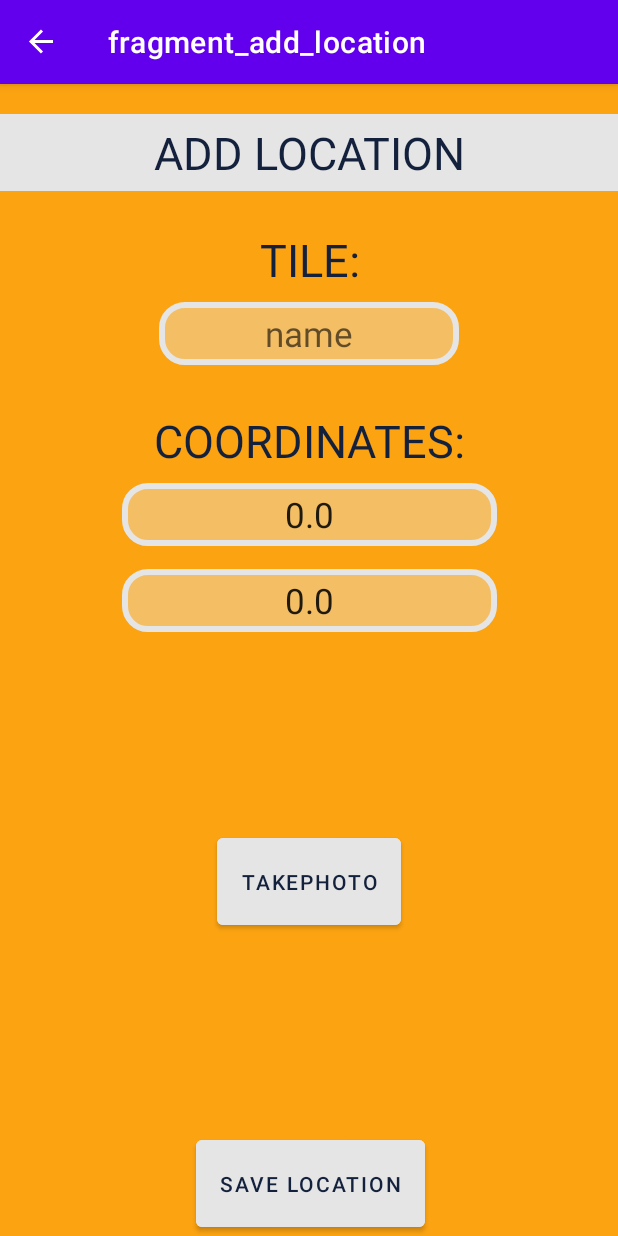
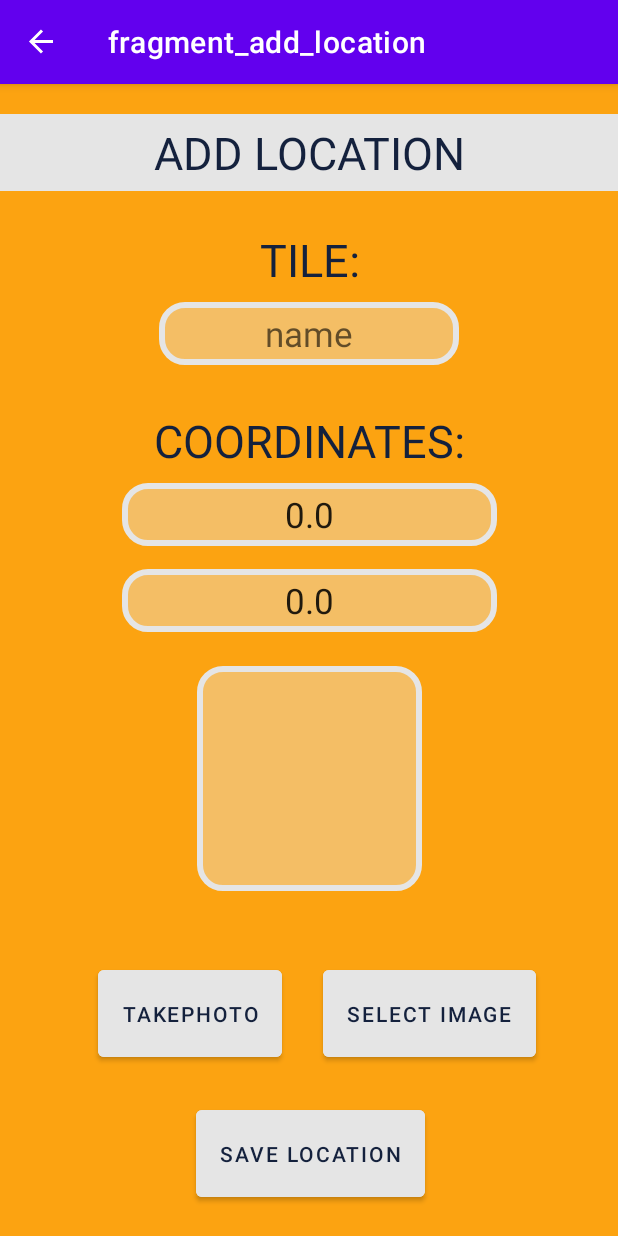
Before and after one commit to AlbertDarchiev/Project-MapsApp, an Android app: the AddLocationFragment screen opened through its navigation route, on a phone screen of 412 x 824 dp. Run offline under Robolectric (Android 15) with nearby library versions, the phone set to English and light mode, and no system bars; our stand-ins replace Firebase (no records; nobody signed in at launch, a user with empty details on screens opened directly), navigation-ui; libraries missing offline, so code that uses them is left out: org.checkerframework.checker; pictures from the network do not load.

Commit message:
saveImage

```diff
--- a/app/src/main/AndroidManifest.xml
+++ b/app/src/main/AndroidManifest.xml
@@ -3,6 +3,8 @@
     xmlns:tools="http://schemas.android.com/tools" >
     <uses-permission android:name="android.permission.ACCESS_COARSE_LOCATION"/>
     <uses-permission android:name="android.permission.ACCESS_FINE_LOCATION"/>
+    <uses-feature android:name="android.hardware.camera.any" />
+    <uses-permission android:name="android.permission.CAMERA" />
 
 
     <application
--- a/app/src/main/java/com/example/m08_mapsapp/view/AddLocationFragment.kt
+++ b/app/src/main/java/com/example/m08_mapsapp/view/AddLocationFragment.kt
@@ -1,13 +1,20 @@
 package com.example.m08_mapsapp.view
 
+import android.annotation.SuppressLint
+import android.app.Activity.RESULT_OK
 import android.content.ContentValues.TAG
+import android.content.Intent
+import android.media.MediaRouter.UserRouteInfo
+import android.net.Uri
 import android.os.Bundle
+import android.provider.ContactsContract.Data
 import android.util.Log
 import androidx.fragment.app.Fragment
 import android.view.LayoutInflater
 import android.view.View
 import android.view.ViewGroup
 import android.widget.Toast
+import androidx.activity.result.contract.ActivityResultContracts
 import androidx.lifecycle.ViewModel
 import androidx.lifecycle.ViewModelProvider
 import androidx.navigation.fragment.findNavController
@@ -18,29 +25,49 @@ import com.example.m08_mapsapp.view.LoginFragment.Companion.emailLogged
 import com.example.m08_mapsapp.viewmodel.MapViewModel
 import com.google.android.gms.maps.GoogleMap
 import com.google.firebase.firestore.FirebaseFirestore
+import com.google.firebase.storage.FirebaseStorage
 import kotlinx.coroutines.coroutineScope
+import org.checkerframework.checker.initialization.qual.Initialized
+import java.io.File
+import java.text.SimpleDateFormat
+import java.util.*
 
 class AddLocationFragment : Fragment() {
     private val db = FirebaseFirestore.getInstance()
     lateinit var binding: FragmentAddLocationBinding
     private lateinit var mapViewModel: MapViewModel
+    var currentUserDB = db.collection("users").document(emailLogged!!)
+    val img = Uri.fromFile(File("file:///storage/emulated/0/Android/media/com.example.m08_mapsapp/m08-MapsApp/2023-03-20-09-03-46-918.jpg"))
+    lateinit var imageUri: Uri
 
-    var currentUserDB = db.collection("users").document(emailLogged!!)
+    var resultLauncher = registerForActivityResult(ActivityResultContracts.StartActivityForResult()) {
+            result ->
+        if (result.resultCode == RESULT_OK) {
+            val data: Intent? = result.data
+            if (data != null) {
+                imageUri = data.data!!
+                binding.imageVIew.setImageURI(imageUri)
+//                binding.imageVIew.setImageURI(mapViewModel.imageFile)
 
-    override fun onCreateView(inflater: LayoutInflater, container: ViewGroup?, savedInstanceState: Bundle?): View? {
+            }
+        }
+        }
+
+
+        override fun onCreateView(inflater: LayoutInflater, container: ViewGroup?, savedInstanceState: Bundle?): View? {
         // Inflate the layout for this fragment
         binding = FragmentAddLocationBinding.inflate(layoutInflater)
-
         return binding.root
     }
 
+    @SuppressLint("SuspiciousIndentation")
     override fun onViewCreated(view: View, savedInstanceState: Bundle?) {
         super.onViewCreated(view, savedInstanceState)
 
-//        mapViewModel = ViewModelProvider(requireActivity()).get(MapViewModel::class.java)
 
         mapViewModel = ViewModelProvider(requireActivity()).get(MapViewModel::class.java)
-        Toast.makeText(activity, "${mapViewModel.locationMap.latitude}", Toast.LENGTH_SHORT).show()
+
+//            println("ASDASD: " + mapViewModel.imageFile.)
 
         binding.latEditText.setText(mapViewModel.locationMap.latitude.toString())
         binding.longEditText.setText(mapViewModel.locationMap.longitude.toString())
@@ -48,7 +75,6 @@ class AddLocationFragment : Fragment() {
 
         binding.button.setOnClickListener {
             mapViewModel.listOfLocations = mutableListOf()
-            Toast.makeText(activity, "${mapViewModel.locationMap.latitude}", Toast.LENGTH_SHORT).show()
 
                     db.collection("users").document(emailLogged).collection("locations").add(
                         hashMapOf
@@ -56,7 +82,38 @@ class AddLocationFragment : Fragment() {
                             "latitude" to binding.latEditText.text.toString(),
                             "longitude" to binding.longEditText.text.toString())
                     )
+            val formatter = SimpleDateFormat("yyyy_MM_dd_HH_mm_ss", Locale.getDefault())
+            val now = Date()
+            val fileName = formatter.format(now)
+            val storage = FirebaseStorage.getInstance().getReference("images/$fileName")
+//            imageUri = Uri.fromFile(mapViewModel.imageFile) //--------
+            storage.putFile(imageUri)
+                .addOnSuccessListener {
+                    binding.imageVIew.setImageURI(null)
+                    Toast.makeText(requireContext(), "Image uploaded!", Toast.LENGTH_SHORT).show()
+                }
+                .addOnFailureListener {
+                    Toast.makeText(requireContext(), "Image not uploaded!", Toast.LENGTH_SHORT).show()
+                }
+
+
             findNavController().navigate(R.id.action_addLocationFragment_to_fragment_map)
                 }
+        binding.takePhotoButton.setOnClickListener {
+            findNavController().navigate(R.id.action_addLocationFragment_to_photoFragment2)
         }
+
+        binding.selectImageButton.setOnClickListener {
+            selectImage()
+        }
+
+
+        }
+    private fun selectImage() {
+        val intent = Intent()
+        intent.type = "image/*"
+        intent.action = Intent.ACTION_GET_CONTENT
+        resultLauncher.launch(intent)
     }
+
+}
--- a/app/src/main/java/com/example/m08_mapsapp/viewmodel/MapViewModel.kt
+++ b/app/src/main/java/com/example/m08_mapsapp/viewmodel/MapViewModel.kt
@@ -1,8 +1,12 @@
 package com.example.m08_mapsapp.viewmodel
+import android.net.Uri
 import com.example.m08_mapsapp.model.Location
 import androidx.lifecycle.ViewModel
+import java.io.File
 
 class MapViewModel: ViewModel() {
     var locationMap = Location("", 0.0, 0.0)
     var listOfLocations = mutableListOf<Location>()
+    lateinit var imageFile : Uri
+
 }
--- a/app/src/main/res/layout/fragment_add_location.xml
+++ b/app/src/main/res/layout/fragment_add_location.xml
@@ -4,30 +4,29 @@
     xmlns:tools="http://schemas.android.com/tools"
     android:layout_width="match_parent"
     android:layout_height="match_parent"
-    tools:context=".view.AddLocationFragment"
     android:background="#FCA311"
-    >
+    tools:context=".view.AddLocationFragment">
 
     <TextView
-        android:textColor="@color/dark_blue"
         android:id="@+id/textView"
-        android:background="@color/gray"
-        android:padding="5dp"
         android:layout_width="match_parent"
         android:layout_height="wrap_content"
         android:layout_marginTop="20dp"
+        android:background="@color/gray"
         android:gravity="center"
+        android:padding="5dp"
         android:text="ADD LOCATION"
+        android:textColor="@color/dark_blue"
         android:textSize="30dp"
         app:layout_constraintEnd_toEndOf="parent"
         app:layout_constraintStart_toStartOf="parent"
         app:layout_constraintTop_toTopOf="parent" />
 
     <EditText
-        android:layout_marginTop="8dp"
         android:id="@+id/lat_editText"
         android:layout_width="wrap_content"
         android:layout_height="wrap_content"
+        android:layout_marginTop="8dp"
         android:width="250dp"
         android:background="@drawable/backround_text_input"
         android:gravity="center"
@@ -39,43 +38,43 @@
         app:layout_constraintTop_toBottomOf="@+id/textView3" />
 
     <EditText
-        android:width="250dp"
-        android:gravity="center"
-        android:padding="5dp"
-        android:background="@drawable/backround_text_input"
-
-        android:textSize="23dp"
-        android:layout_marginTop="15dp"
         android:id="@+id/long_editText"
-
         android:layout_width="wrap_content"
         android:layout_height="wrap_content"
+        android:layout_marginTop="15dp"
+
+        android:width="250dp"
+        android:background="@drawable/backround_text_input"
+        android:gravity="center"
+
         android:hint="longitude"
+        android:padding="5dp"
+        android:textSize="23dp"
         app:layout_constraintEnd_toEndOf="parent"
         app:layout_constraintStart_toStartOf="parent"
         app:layout_constraintTop_toBottomOf="@+id/lat_editText" />
 
     <EditText
-        android:width="200dp"
-        android:gravity="center"
-        android:padding="5dp"
-        android:background="@drawable/backround_text_input"
-        android:textSize="23dp"
-
         android:id="@+id/title_editText"
         android:layout_width="wrap_content"
         android:layout_height="wrap_content"
         android:layout_marginTop="8dp"
+        android:width="200dp"
+
+        android:background="@drawable/backround_text_input"
+        android:gravity="center"
         android:hint="name"
+        android:padding="5dp"
+        android:textSize="23dp"
         app:layout_constraintEnd_toEndOf="parent"
         app:layout_constraintStart_toStartOf="parent"
         app:layout_constraintTop_toBottomOf="@+id/textView2" />
 
     <TextView
-        android:layout_marginTop="25dp"
         android:id="@+id/textView2"
         android:layout_width="wrap_content"
         android:layout_height="wrap_content"
+        android:layout_marginTop="25dp"
         android:gravity="center"
         android:text="TILE:"
         android:textColor="@color/dark_blue"
@@ -86,10 +85,10 @@
         app:layout_constraintTop_toBottomOf="@+id/textView" />
 
     <TextView
-        android:layout_marginTop="30dp"
         android:id="@+id/textView3"
         android:layout_width="wrap_content"
         android:layout_height="wrap_content"
+        android:layout_marginTop="30dp"
         android:gravity="center"
         android:text="COORDINATES:"
         android:textColor="@color/dark_blue"
@@ -103,14 +102,28 @@
         android:id="@+id/takePhoto_button"
         android:layout_width="wrap_content"
         android:layout_height="70dp"
+        android:layout_marginEnd="30dp"
         android:backgroundTint="@color/gray"
         android:text="TakePhoto"
         android:textColor="@color/dark_blue"
         app:layout_constraintBottom_toTopOf="@+id/button"
+        app:layout_constraintEnd_toEndOf="@+id/button"
+        app:layout_constraintStart_toStartOf="parent"
+        app:layout_constraintTop_toTopOf="@+id/guideline3" />
+
+    <Button
+        android:id="@+id/selectImage_button"
+
+        android:layout_width="wrap_content"
+        android:layout_height="70dp"
+        android:layout_marginStart="30dp"
+        android:backgroundTint="@color/gray"
+        android:text="Select Image"
+        android:textColor="@color/dark_blue"
+        app:layout_constraintBottom_toTopOf="@+id/button"
         app:layout_constraintEnd_toEndOf="parent"
-        app:layout_constraintStart_toStartOf="parent"
-        app:layout_constraintTop_toBottomOf="@+id/long_editText" />
-
+        app:layout_constraintStart_toStartOf="@+id/button"
+        app:layout_constraintTop_toTopOf="@+id/guideline3" />
 
     <Button
         android:id="@+id/button"
@@ -122,7 +135,27 @@
         app:layout_constraintBottom_toBottomOf="parent"
         app:layout_constraintEnd_toEndOf="parent"
         app:layout_constraintHorizontal_bias="0.503"
-        app:layout_constraintStart_toStartOf="parent" />
+        app:layout_constraintStart_toStartOf="parent"
+        android:layout_marginBottom="20dp"/>
+
+    <ImageView
+        android:padding="10dp"
+        android:id="@+id/imageVIew"
+        android:layout_width="150dp"
+        android:layout_height="150dp"
+        app:layout_constraintBottom_toTopOf="@+id/guideline3"
+        app:layout_constraintEnd_toEndOf="parent"
+        app:layout_constraintStart_toStartOf="parent"
+        app:layout_constraintTop_toBottomOf="@+id/long_editText"
+        tools:src="@tools:sample/date/hhmm"
+        android:background="@drawable/backround_text_input"/>
+
+    <androidx.constraintlayout.widget.Guideline
+        android:id="@+id/guideline3"
+        android:layout_width="wrap_content"
+        android:layout_height="wrap_content"
+        android:orientation="horizontal"
+        app:layout_constraintGuide_percent="0.73" />
 
 
 </androidx.constraintlayout.widget.ConstraintLayout>
--- a/app/src/main/res/navigation/nav_graph.xml
+++ b/app/src/main/res/navigation/nav_graph.xml
@@ -21,6 +21,9 @@
         <action
             android:id="@+id/action_addLocationFragment_to_fragment_map"
             app:destination="@id/fragment_map" />
+        <action
+            android:id="@+id/action_addLocationFragment_to_photoFragment2"
+            app:destination="@id/photoFragment2" />
     </fragment>
     <fragment
         android:id="@+id/loginFragment"
@@ -43,6 +46,15 @@
             android:id="@+id/action_registerFragment_to_loginFragment"
             app:destination="@id/loginFragment" />
     </fragment>
+    <fragment
+        android:id="@+id/photoFragment2"
+        android:name="com.example.m08_mapsapp.view.PhotoFragment"
+        android:label="fragment_photo"
+        tools:layout="@layout/fragment_photo" >
+        <action
+            android:id="@+id/action_photoFragment2_to_addLocationFragment"
+            app:destination="@id/addLocationFragment" />
+    </fragment>
 
 
 </navigation>
```
Also changed, not shown: app/build.gradle (+10 -0 lines), app/src/main/java/com/example/m08_mapsapp/view/PhotoFragment.kt (added, +119 -0 lines), app/src/main/res/layout/fragment_photo.xml (added, +24 -0 lines).
